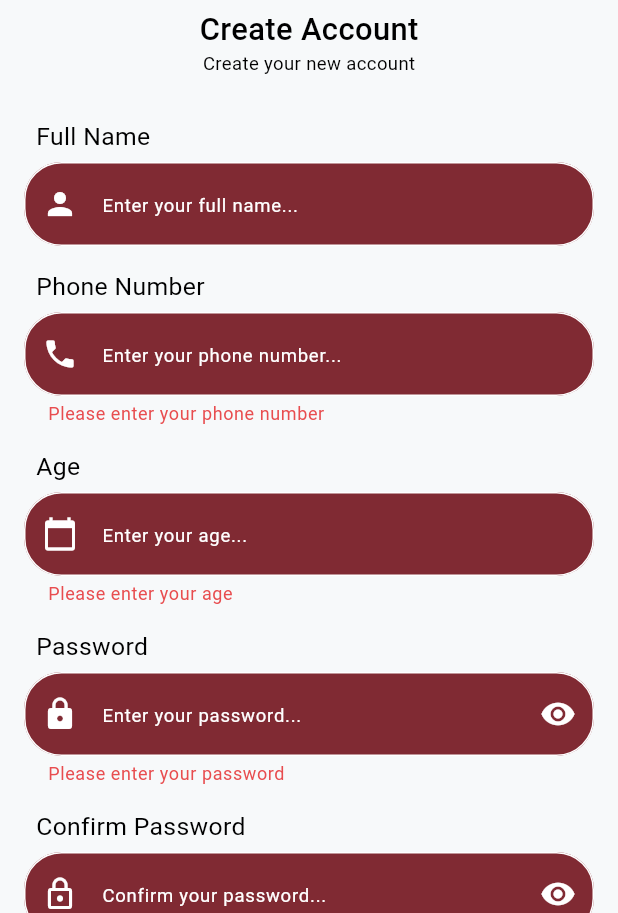
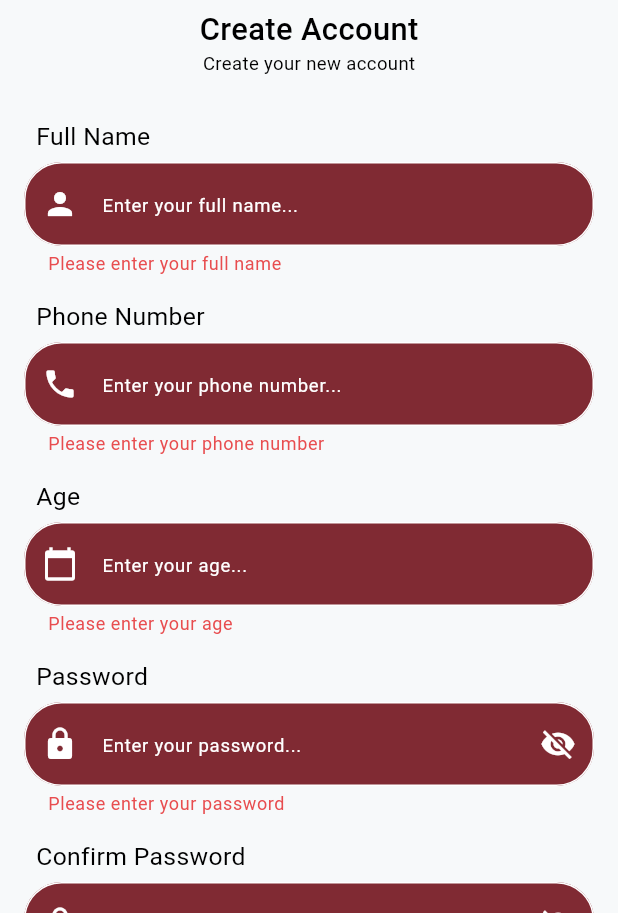
Before and after one commit to osama-ahmed-alsharabi/dinereserve, a Flutter app: the screen it shows after launch, after a tap on "Skip", after a tap on "Register Now", on a phone screen of 412 x 824 dp, the part 323-1236 px from its top. Run offline on Flutter 3.47's test engine with Material 3 defaults, Android fonts, the phone set to English and light mode, and no system bars; our stand-ins replace flutter_bloc, get_it, go_router, lottie, supabase_flutter; accounts and stored records are empty; Roboto replaces fonts that are missing (Cairo).

Commit message:
done with register feature

```diff
--- /dev/null
+++ b/lib/core/helpers/service_locator.dart
@@ -0,0 +1,8 @@
+import 'package:get_it/get_it.dart';
+import 'package:supabase_flutter/supabase_flutter.dart';
+
+final getIt = GetIt.instance;
+
+setupServiceLocator()async{
+  getIt.registerSingleton<SupabaseClient>(Supabase.instance.client);
+}
--- a/lib/core/model/user_model.dart
+++ b/lib/core/model/user_model.dart
@@ -2,10 +2,14 @@ class UserModel {
   final String fullName;
   final String phoneNumber;
   final String age;
+  final String? fakeEmail;
+  final String? password;
 
   UserModel({
     required this.fullName,
     required this.phoneNumber,
     required this.age,
+    this.fakeEmail,
+    this.password,
   });
 }
--- a/lib/core/utils/app_asset.dart
+++ b/lib/core/utils/app_asset.dart
@@ -15,4 +15,6 @@ class AppAsset {
   static const String imagesSecondOnboardingImage = "assets/images/second_onboarding_image.png";
 
   static const String imagesThirdOnboardingImage = "assets/images/third_onboarding_image.png";
+
+  static const String lottieLoading = "assets/lottie/loading.json";
 }
--- /dev/null
+++ b/lib/core/widgets/custom_snack_bar.dart
@@ -0,0 +1,19 @@
+import 'package:dinereserve/core/utils/app_text_style.dart';
+import 'package:flutter/material.dart';
+
+abstract class CustomSnackBar {
+  static customSnackBar({
+    required BuildContext context,
+    Color? color,
+    required String title,
+  }) {
+    ScaffoldMessenger.of(context).showSnackBar(
+      SnackBar(
+        behavior: SnackBarBehavior.floating,
+        margin: EdgeInsets.all(16),
+        backgroundColor: color,
+        content: Text(title, style: context.textStyle.text16Regular),
+      ),
+    );
+  }
+}
--- a/lib/core/widgets/custom_text_from_field_password.dart
+++ b/lib/core/widgets/custom_text_from_field_password.dart
@@ -25,7 +25,7 @@ class CustomTextFromFieldPassword extends StatefulWidget {
 
 class _CustomTextFromFieldPasswordState
     extends State<CustomTextFromFieldPassword> {
-  bool showPassword = false;
+  bool showPassword = true;
   @override
   Widget build(BuildContext context) {
     return Padding(
--- /dev/null
+++ b/lib/core/widgets/loading_widget.dart
@@ -0,0 +1,34 @@
+import 'package:dinereserve/core/utils/app_asset.dart';
+import 'package:flutter/material.dart';
+import 'package:lottie/lottie.dart';
+
+class LoadingWidget extends StatelessWidget {
+  final Widget child;
+  final bool isLoading;
+
+  const LoadingWidget({
+    super.key,
+    required this.child,
+    this.isLoading = false,
+  });
+
+  @override
+  Widget build(BuildContext context) {
+    return Stack(
+      alignment: Alignment.center,
+      children: [
+        child,
+        if (isLoading)
+          Container(
+            height: double.infinity,
+            color: Colors.black.withAlpha(200),
+            child: Container(
+              child: Lottie.asset(
+                AppAsset.lottieLoading
+              ),
+            ),
+          ),
+      ],
+    );
+  }
+}
--- a/lib/feature/auth/register/presentation/view/register_view.dart
+++ b/lib/feature/auth/register/presentation/view/register_view.dart
@@ -1,32 +1,18 @@
-import 'package:dinereserve/core/utils/app_text_style.dart';
-import 'package:dinereserve/feature/auth/register/presentation/view/widgets/form_register_widget.dart';
-import 'package:dinereserve/feature/auth/register/presentation/view/widgets/register_background_widget.dart';
+import 'package:dinereserve/core/helpers/service_locator.dart';
+import 'package:dinereserve/feature/auth/register/presentation/view/widgets/register_body_widget.dart';
+import 'package:dinereserve/feature/auth/register/presentation/view_model/cubit/register_cubit.dart';
 import 'package:flutter/material.dart';
+import 'package:flutter_bloc/flutter_bloc.dart';
+import 'package:supabase_flutter/supabase_flutter.dart';
 
 class RegisterView extends StatelessWidget {
   const RegisterView({super.key});
 
   @override
   Widget build(BuildContext context) {
-    return Scaffold(
-      body: SafeArea(
-        child: SingleChildScrollView(
-          child: Column(
-            children: [
-              const RegisterBackgroundWidget(),
-              const SizedBox(height: 40),
-              Text("Create Account", style: context.textStyle.text20Mediam),
-              Text(
-                "Create your new account",
-                style: context.textStyle.text12Regular,
-              ),
-              const SizedBox(height: 24),
-              // Full Name
-              FormRegisterWidget(),
-            ],
-          ),
-        ),
-      ),
+    return BlocProvider(
+      create: (context) => RegisterCubit(getIt.get<SupabaseClient>()),
+      child: Scaffold(body: RegiserBodyWidget()),
     );
   }
 }
--- a/lib/feature/auth/register/presentation/view/widgets/form_register_widget.dart
+++ b/lib/feature/auth/register/presentation/view/widgets/form_register_widget.dart
@@ -1,8 +1,11 @@
 import 'package:dinereserve/core/helpers/validator_helper.dart';
+import 'package:dinereserve/core/model/user_model.dart';
 import 'package:dinereserve/core/utils/app_colors.dart';
 import 'package:dinereserve/core/widgets/custom_text_from_field_password.dart';
 import 'package:dinereserve/core/widgets/custom_text_from_field_widget.dart';
+import 'package:dinereserve/feature/auth/register/presentation/view_model/cubit/register_cubit.dart';
 import 'package:flutter/material.dart';
+import 'package:flutter_bloc/flutter_bloc.dart';
 
 class FormRegisterWidget extends StatefulWidget {
   const FormRegisterWidget({super.key});
@@ -38,7 +41,8 @@ class _FormRegisterWidgetState extends State<FormRegisterWidget> {
       child: Column(
         children: [
           CustomTextFromFieldWidget(
-            validator: (value) => ValidatorHelper.validateFullName("Full Name"),
+            validator: (value) => ValidatorHelper.validateFullName(value),
+
             controller: nameController,
             hint: "Enter your full name...",
             label: "Full Name",
@@ -107,6 +111,15 @@ class _FormRegisterWidgetState extends State<FormRegisterWidget> {
                 ),
                 onPressed: () {
                   if (formKey.currentState!.validate()) {
+                    BlocProvider.of<RegisterCubit>(context).register(
+                      UserModel(
+                        fullName: nameController.text,
+                        phoneNumber: phoneController.text,
+                        fakeEmail: "user_${phoneController.text}@auth.local",
+                        age: ageController.text,
+                        password: passwordController.text,
+                      ),
+                    );
                   } else {
                     autovalidateMode = AutovalidateMode.always;
                     setState(() {});
--- /dev/null
+++ b/lib/feature/auth/register/presentation/view/widgets/register_body_widget.dart
@@ -0,0 +1,63 @@
+import 'package:dinereserve/core/utils/app_text_style.dart';
+import 'package:dinereserve/core/widgets/custom_snack_bar.dart';
+import 'package:dinereserve/core/widgets/loading_widget.dart';
+import 'package:dinereserve/feature/auth/register/presentation/view/widgets/form_register_widget.dart';
+import 'package:dinereserve/feature/auth/register/presentation/view/widgets/register_background_widget.dart';
+import 'package:dinereserve/feature/auth/register/presentation/view_model/cubit/register_cubit.dart';
+import 'package:dinereserve/feature/auth/register/presentation/view_model/cubit/register_state.dart';
+import 'package:flutter/material.dart';
+import 'package:flutter_bloc/flutter_bloc.dart';
+
+class RegiserBodyWidget extends StatelessWidget {
+  const RegiserBodyWidget({super.key});
+
+  @override
+  Widget build(BuildContext context) {
+    return BlocConsumer<RegisterCubit, RegisterState>(
+      listener: (context, state) {
+        if (state is RegisterFailuer) {
+          CustomSnackBar.customSnackBar(
+            context: context,
+            title: state.errorMessage,
+            color: Colors.red,
+          );
+        }
+        if (state is RegisterSuccess) {
+          CustomSnackBar.customSnackBar(
+            context: context,
+            title: "Registeration Done Successfully",
+            color: Colors.green,
+          );
+        }
+      },
+      builder: (context, state) {
+        return PopScope(
+          canPop: state is! RegisterLoading,
+          child: LoadingWidget(
+            isLoading: state is RegisterLoading,
+            child: SafeArea(
+              child: SingleChildScrollView(
+                child: Column(
+                  children: [
+                    const RegisterBackgroundWidget(),
+                    const SizedBox(height: 40),
+                    Text(
+                      "Create Account",
+                      style: context.textStyle.text20Mediam,
+                    ),
+                    Text(
+                      "Create your new account",
+                      style: context.textStyle.text12Regular,
+                    ),
+                    const SizedBox(height: 24),
+                    FormRegisterWidget(),
+                  ],
+                ),
+              ),
+            ),
+          ),
+        );
+      },
+    );
+  }
+}
--- a/lib/feature/auth/register/presentation/view_model/cubit/register_state.dart
+++ b/lib/feature/auth/register/presentation/view_model/cubit/register_state.dart
@@ -1,3 +1,13 @@
 abstract class RegisterState {}
 
 final class RegisterInitial extends RegisterState {}
+
+final class RegisterSuccess extends RegisterState {}
+
+final class RegisterLoading extends RegisterState {}
+
+final class RegisterFailuer extends RegisterState {
+  final String errorMessage;
+
+  RegisterFailuer({required this.errorMessage});
+}
--- a/lib/main.dart
+++ b/lib/main.dart
@@ -1,3 +1,4 @@
+import 'package:dinereserve/core/helpers/service_locator.dart';
 import 'package:dinereserve/core/router/app_router.dart';
 import 'package:dinereserve/core/theme/light_theme.dart';
 import 'package:flutter/material.dart';
@@ -10,7 +11,7 @@ void main() async {
     anonKey:
         'eyJhbGciOiJIUzI1NiIsInR5cCI6IkpXVCJ9.eyJpc3MiOiJzdXBhYmFzZSIsInJlZiI6ImFxdmFna3BoanFjZHFucnB2ZWJ1Iiwicm9sZSI6ImFub24iLCJpYXQiOjE3NjM4NDMzMjAsImV4cCI6MjA3OTQxOTMyMH0.coGyz5okv_PbJH01lDSb10tqcRbUKz_wYeNas_M9eCI',
   );
-
+  await setupServiceLocator();
   runApp(const Dinereserve());
 }
 
--- a/pubspec.yaml
+++ b/pubspec.yaml
@@ -42,6 +42,8 @@ dependencies:
   supabase_flutter: ^2.10.3
   shared_preferences: ^2.5.3
   flutter_bloc: ^9.1.1
+  get_it: ^9.1.0
+  lottie: ^3.3.1
 
 dev_dependencies:
   flutter_test:
@@ -97,6 +99,7 @@ flutter:
   # see https://flutter.dev/to/font-from-package
   assets:
     - assets/images/
+    - assets/lottie/
   #   - images/a_dot_ham.jpeg
 
   # An image asset can refer to one or more resolution-specific "variants", see
@@ -137,6 +140,7 @@ flutter_launcher_icons:
 flutter_assets:
   assets_path:
     - assets/images/
+    - assets/lottie/
   output_path: lib/core/utils
   filename: app_asset.dart
   field_prefix: null
```
Also changed, not shown: assets/lottie/loading.json (added, +1 -0 lines), lib/core/errors/supabase_error_handler.dart (added, +50 -0 lines), lib/feature/auth/register/presentation/view_model/cubit/register_cubit.dart (+27 -2 lines), pubspec.lock.
